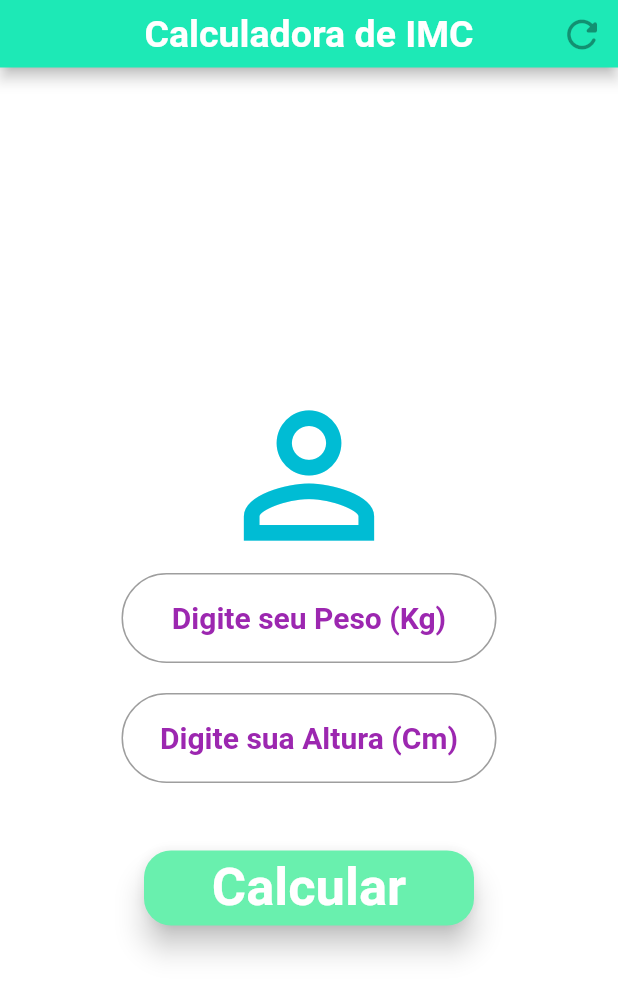
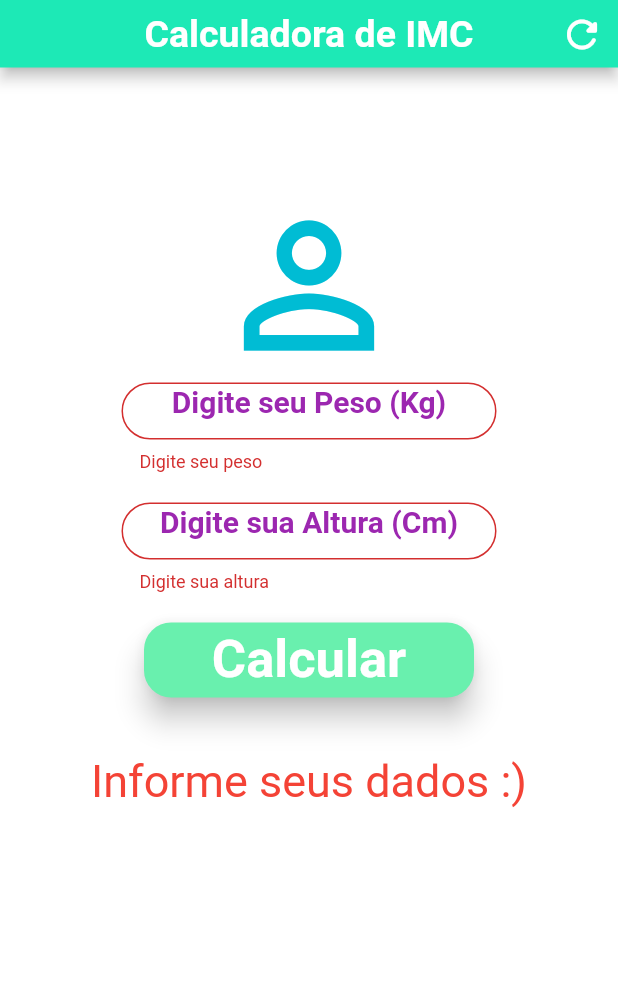
Before and after one commit to moraesnicol/imc_flutter, a Flutter app: the screen it shows after launch, after a tap on "Calcular", on a phone screen of 412 x 824 dp. Shown: the top 996 px of the screen. Run offline on Flutter 3.47's test engine with Material 2 defaults, Android fonts, the phone set to English and light mode, and no system bars.

Commit message:
Function finished

```diff
--- a/lib/main.dart
+++ b/lib/main.dart
@@ -1,28 +1,72 @@
 import 'package:flutter/material.dart';
 
+//
 void main() {
   runApp(MaterialApp(
     home: Home(),
   ));
 }
 
-
+//
+//
 class Home extends StatefulWidget {
   @override
   _HomeState createState() => _HomeState();
+}
+//
 
+class _HomeState extends State<Home> {
+  TextEditingController weightController = TextEditingController();
+  TextEditingController heightController = TextEditingController();
+
+  GlobalKey<FormState> _formKey = GlobalKey<FormState>();
+
+  String _infoText = "Informe seus dados :)";
+
+//function resetfields
+  void _resetFields() {
+    weightController.text = "";
+    heightController.text = "";
+    setState(() {
+      _infoText = "Informe seus dados :)";
+      _formKey = GlobalKey<FormState>();
+    });
   }
 
-class _HomeState extends State<Home> {
+//
+// function calculateimc
+  void _calculate() {
+    setState(() {
+      double weight = double.parse(weightController.text);
+      double height = double.parse(heightController.text) / 100;
+      double imc = weight / (height * height);
+      print(imc);
+      if (imc < 18.6) {
+        _infoText = "Você está abaixo do peso (${imc.toStringAsPrecision(3)})";
+      } else if (imc >= 18.6 && imc < 24.9) {
+        _infoText = "Você está no peso ideal (${imc.toStringAsPrecision(3)})";
+      } else if (imc >= 24.9 && imc < 29.9) {
+        _infoText = "Você está com sobrepeso (${imc.toStringAsPrecision(3)})";
+      } else if (imc >= 29.9 && imc < 34.9) {
+        _infoText = "Obesidade grau I (${imc.toStringAsPrecision(3)})";
+      } else if (imc >= 34.9 && imc < 39.9) {
+        _infoText = "Obesidade Grau II (${imc.toStringAsPrecision(3)})";
+      } else if (imc >= 40) {
+        _infoText = "Obesidade Grau III (${imc.toStringAsPrecision(3)})";
+      }
+    });
+  }
+//
+
   @override
   Widget build(BuildContext context) {
     return Scaffold(
       appBar: AppBar(
-        title: Text("Calculadora de IMC",
+        title: Text(
+          "Calculadora de IMC",
           style: TextStyle(
             fontSize: 25,
             fontWeight: FontWeight.bold,
-
           ),
         ),
         centerTitle: true,
@@ -31,17 +75,20 @@ class _HomeState extends State<Home> {
         actions: [
           IconButton(
             icon: Icon(Icons.refresh_rounded),
-          onPressed: null,
+            onPressed: _resetFields,
             iconSize: 30,
-
           )
         ],
       ),
       backgroundColor: Colors.white,
-      body: Column(
+      body: SingleChildScrollView(
+        child: Padding(
+          padding: const EdgeInsets.only(top: 80.0),
+          child: Form(
+            key: _formKey,
+            child: Column(
               mainAxisAlignment: MainAxisAlignment.center,
               children: [
-
                 Center(
                   child: Icon(
                     Icons.person_outline,
@@ -52,7 +99,7 @@ class _HomeState extends State<Home> {
                 Container(
                   width: 250,
                   height: 60,
-            child: TextField(
+                  child: TextFormField(
                     enableInteractiveSelection: false,
                     autofocus: false,
                     keyboardType: TextInputType.number,
@@ -64,24 +111,21 @@ class _HomeState extends State<Home> {
                       fontSize: 25,
                     ),
                     decoration: InputDecoration(
-
                         hintText: "Digite seu Peso (Kg)",
                         alignLabelWithHint: true,
-
-               hintStyle:
-
-                TextStyle(
+                        hintStyle: TextStyle(
                             color: Colors.purple,
                             fontWeight: FontWeight.bold,
                             fontSize: 20,
-                  height: 2
-
-              ),
+                            height: 2),
                         border: OutlineInputBorder(
-                  borderRadius: BorderRadius.circular(30)
-
-                )
-              ),
+                            borderRadius: BorderRadius.circular(30))),
+                    controller: weightController,
+                    validator: (value) {
+                      if (value.isEmpty) {
+                        return "Digite seu peso";
+                      }
+                    },
                   ),
                 ),
                 SizedBox(
@@ -90,7 +134,7 @@ class _HomeState extends State<Home> {
                 Container(
                   width: 250,
                   height: 60,
-            child: TextField(
+                  child: TextFormField(
                     enableInteractiveSelection: false,
                     autofocus: false,
                     keyboardType: TextInputType.number,
@@ -102,56 +146,61 @@ class _HomeState extends State<Home> {
                       fontSize: 25,
                     ),
                     decoration: InputDecoration(
-
                         hintText: "Digite sua Altura (Cm)",
                         alignLabelWithHint: true,
-
-               hintStyle:
-
-                TextStyle(
+                        hintStyle: TextStyle(
                             color: Colors.purple,
                             fontWeight: FontWeight.bold,
                             fontSize: 20,
-                  height: 2
-
-              ),
+                            height: 2),
                         border: OutlineInputBorder(
-                  borderRadius: BorderRadius.circular(30)
-
-                )
+                            borderRadius: BorderRadius.circular(30))),
+                    controller: heightController,
+                    validator: (value) {
+                      if (value.isEmpty) {
+                        return "Digite sua altura";
+                      }
+                    },
                   ),
                 ),
-          ),
-            SizedBox(
-            height: 45,
-          ),
-          Container(
+                Padding(
+                  padding: const EdgeInsets.only(top: 20.0, bottom: 38),
+                  child: Container(
                     width: 220,
                     height: 50,
-
-            child: RaisedButton(
-              color: Colors.greenAccent,
-              elevation:8.0,
-              splashColor: Colors.yellow[200],
+                    child: ElevatedButton(
+                      style: ElevatedButton.styleFrom(
+                          primary: Colors.greenAccent,
+                          onPrimary: Colors.red[900],
+                          elevation: 8.0,
                           animationDuration: Duration(seconds: 4),
                           shape: RoundedRectangleBorder(
                             borderRadius: new BorderRadius.circular(18.0),
-
-                ),
-
-              onPressed: () => print("Button Pressed"),
-              child:  Text(
+                          )),
+                      onPressed: () {
+                        if (_formKey.currentState.validate()) {
+                          _calculate();
+                        }
+                      },
+                      child: Text(
                         "Calcular",
                         style: TextStyle(
                             color: Colors.white,
                             fontWeight: FontWeight.bold,
-                  fontSize: 35
+                            fontSize: 35),
                       ),
                     ),
-
                   ),
                 ),
+                Text(
+                  _infoText,
+                  textAlign: TextAlign.center,
+                  style: TextStyle(color: Colors.red, fontSize: 30),
+                )
               ],
+            ),
+          ),
+        ),
       ),
     );
   }
```
Also changed, not shown: pubspec.lock, 3 other files. Lines whose indentation alone changed are shown as unchanged.
